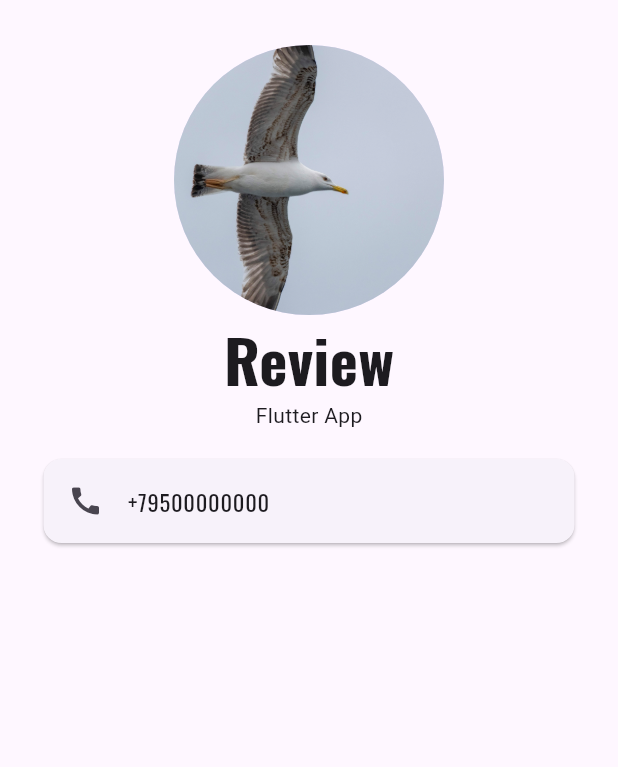
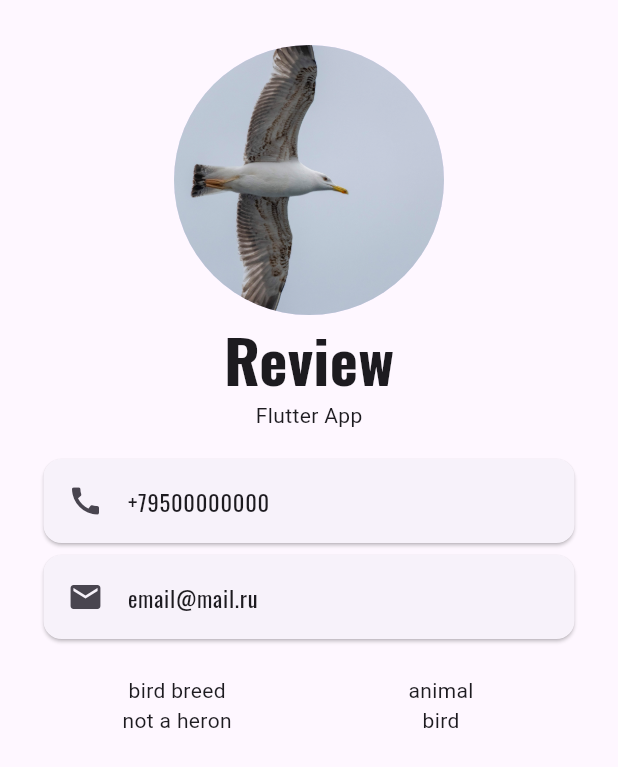
Before and after one commit to Anvar-Yunusov/app_page_flutter, a Flutter app: the screen it shows after launch, on a phone screen of 412 x 824 dp. Shown: the top 767 px of the screen. Run offline on Flutter 3.47's test engine with Material 3 defaults, Android fonts, the phone set to English and light mode, and no system bars.

Commit message:
Добавление описание об объекте, плюс выравнивание

```diff
--- a/lib/main.dart
+++ b/lib/main.dart
@@ -1,5 +1,7 @@
 import 'package:app_flutter_page/constants.dart';
+import 'package:flutter/cupertino.dart';
 import 'package:flutter/material.dart';
+import 'package:flutter/widgets.dart';
 
 void main() {
   runApp(const MyApp());
@@ -47,6 +49,51 @@
                   ),
                 ),
               ),
+
+              Padding(
+                padding: EdgeInsets.symmetric(horizontal: 25),
+                child: Card(
+                  child: ListTile(
+                    leading: Icon(Icons.email),
+                    title: Text("email@mail.ru", style: kBizTextStyle,),
+                  ),
+                ),
+              ),
+
+              SizedBox(height: 20),
+
+              Row(
+                mainAxisAlignment: MainAxisAlignment.spaceBetween,
+                crossAxisAlignment: CrossAxisAlignment.start,
+
+                children: [
+                  Expanded(
+                    child: Padding(
+                      padding: EdgeInsets.only(left: 30.0),
+                      child: Column(
+                        children: [
+                          Text('bird breed'),
+                          Text('not a heron')
+                        ],
+
+                                      ),
+                    ),
+                  ),
+
+                  Expanded(
+                    child: Padding(
+                      padding: EdgeInsets.only(right: 30.0),
+                      child: Column(
+                        children: [
+                          Text('animal'),
+                          Text('bird')
+                        ],
+                      ),
+                    ),
+                  ),
+              ],
+              )
+
             ],
           ),
         ),
```
